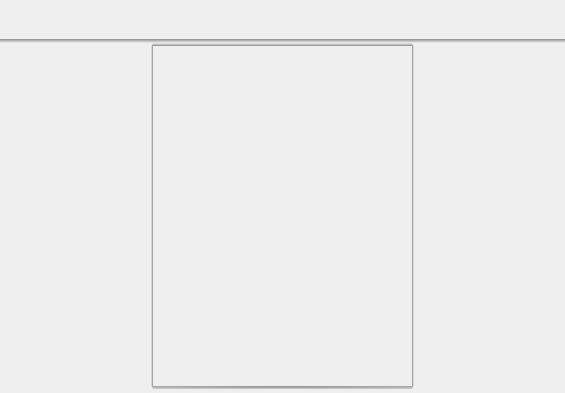
This is CLIENT/GUI/editorWindow/ui/gui_editor.ui in GiuliCler/GIMPteam as Qt 5 draws it before an edit. The edited form follows.
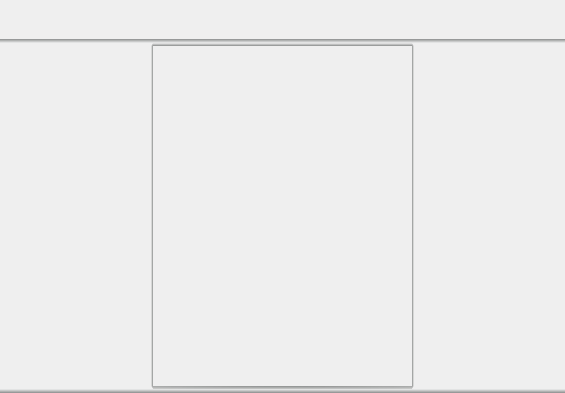
This is the edited form.

Commit message:
Thinner UsersBar!!!
Ho sistemato un po' lo style della userbar, ma ho lasciato quella parte di codice che è un porcile e devo ancora riordinarlo

Diff of the .ui file:
```diff
--- a/CLIENT/GUI/editorWindow/ui/gui_editor.ui
+++ b/CLIENT/GUI/editorWindow/ui/gui_editor.ui
@@ -16,6 +16,10 @@
   <property name="styleSheet">
    <string notr="true">#toolsBarShadow{
 	background-color: qlineargradient(spread:reflect, x1:0.5, y1:0, x2:0.5, y2:1, stop:0 rgba(25, 30, 28, 120), stop:1 rgba(0, 0, 0, 0));
+}
+
+#usersBarShadow{
+background-color: qlineargradient(spread:reflect, x1:0.5, y1:1, x2:0.5, y2:0, stop:0 rgba(25, 30, 28, 120), stop:1 rgba(0, 0, 0, 0));
 }</string>
   </property>
   <layout class="QVBoxLayout" name="verticalLayout" stretch="9,1,80,1,0">
@@ -208,7 +212,7 @@
     </layout>
    </item>
    <item>
-    <widget class="QWidget" name="dividerWidget" native="true">
+    <widget class="QWidget" name="usersBarShadow" native="true">
      <layout class="QHBoxLayout" name="horizontalLayout_4">
       <property name="spacing">
        <number>6</number>
```
The commit also changes 6 other files.
